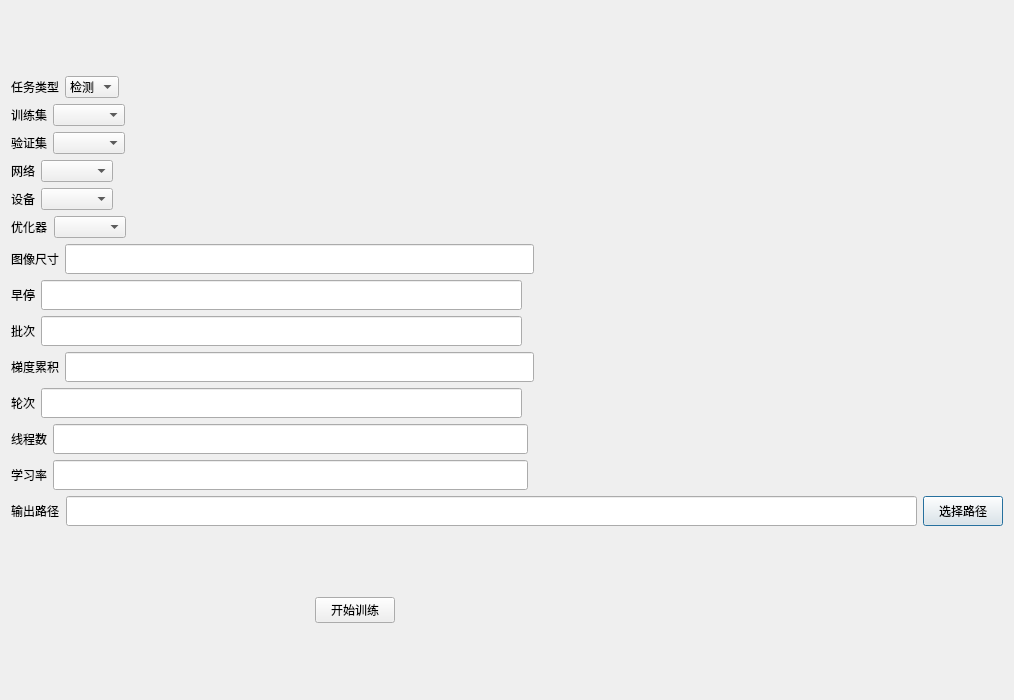
pythondever/easy_trainer, file ui/train.ui: the form before one commit.
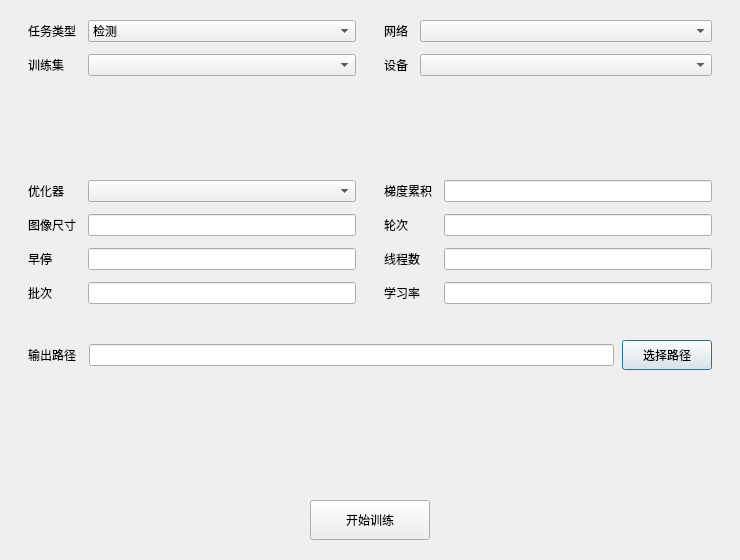
The form after the commit.

```diff
--- a/ui/train.ui
+++ b/ui/train.ui
@@ -6,28 +6,50 @@
       <rect>
         <x>0</x>
         <y>0</y>
-        <width>1014</width>
-        <height>700</height>
+        <width>740</width>
+        <height>560</height>
       </rect>
     </property>
     <property name="windowTitle">
       <string>训练</string>
     </property>
-    <layout class="QGridLayout" name="gridLayout">
+    <layout class="QVBoxLayout" name="mainLayout">
+      <property name="spacing">
+        <number>12</number>
+      </property>
+      <property name="leftMargin">
+        <number>28</number>
+      </property>
+      <property name="topMargin">
+        <number>20</number>
+      </property>
+      <property name="rightMargin">
+        <number>28</number>
+      </property>
+      <property name="bottomMargin">
+        <number>20</number>
+      </property>
+      <item>
+        <layout class="QHBoxLayout" name="rowBasic" stretch="1,1">
+          <property name="spacing">
+            <number>28</number>
+          </property>
+          <item>
+            <layout class="QFormLayout" name="formBasic">
+              <property name="horizontalSpacing">
+                <number>12</number>
+              </property>
+              <property name="verticalSpacing">
+                <number>12</number>
+              </property>
       <item row="0" column="0">
-        <layout class="QHBoxLayout" name="horizontalLayout_17">
-          <item>
-            <layout class="QVBoxLayout" name="verticalLayout">
-              <item>
-                <layout class="QHBoxLayout" name="horizontalLayout_task">
-                  <item>
                     <widget class="QLabel" name="task_label">
                       <property name="text">
                         <string>任务类型</string>
                       </property>
                     </widget>
                   </item>
-                  <item>
+              <item row="0" column="1">
                     <widget class="QComboBox" name="task_combo">
                       <item>
                         <property name="text">
@@ -46,411 +68,179 @@
                       </item>
                     </widget>
                   </item>
-                  <item>
-                    <spacer name="horizontalSpacer_task">
-                      <property name="orientation">
-                        <enum>Qt::Horizontal</enum>
-                      </property>
-                      <property name="sizeHint" stdset="0">
-                        <size>
-                          <width>40</width>
-                          <height>20</height>
-                        </size>
-                      </property>
-                    </spacer>
-                  </item>
-                </layout>
-              </item>
-              <item>
-                <layout class="QHBoxLayout" name="horizontalLayout_2">
-                  <item>
+              <item row="1" column="0">
                     <widget class="QLabel" name="dataset_label">
                       <property name="text">
                         <string>训练集</string>
                       </property>
                     </widget>
                   </item>
-                  <item>
+              <item row="1" column="1">
                     <widget class="QComboBox" name="dataset_combo" />
                   </item>
-                  <item>
-                    <spacer name="horizontalSpacer_4">
-                      <property name="orientation">
-                        <enum>Qt::Horizontal</enum>
-                      </property>
-                      <property name="sizeHint" stdset="0">
-                        <size>
-                          <width>40</width>
-                          <height>20</height>
-                        </size>
-                      </property>
-                    </spacer>
-                  </item>
                 </layout>
               </item>
               <item>
-                <layout class="QHBoxLayout" name="horizontalLayout_val">
-                  <item>
-                    <widget class="QLabel" name="val_label">
-                      <property name="text">
-                        <string>验证集</string>
-                      </property>
-                    </widget>
-                  </item>
-                  <item>
-                    <widget class="QComboBox" name="val_combo" />
-                  </item>
-                  <item>
-                    <spacer name="horizontalSpacer_val">
-                      <property name="orientation">
-                        <enum>Qt::Horizontal</enum>
-                      </property>
-                      <property name="sizeHint" stdset="0">
-                        <size>
-                          <width>40</width>
-                          <height>20</height>
-                        </size>
-                      </property>
-                    </spacer>
-                  </item>
-                </layout>
-              </item>
-              <item>
-                <layout class="QHBoxLayout" name="horizontalLayout_3">
-                  <item>
+            <layout class="QFormLayout" name="formModel">
+              <property name="horizontalSpacing">
+                <number>12</number>
+              </property>
+              <property name="verticalSpacing">
+                <number>12</number>
+              </property>
+              <item row="0" column="0">
                     <widget class="QLabel" name="network_label">
                       <property name="text">
                         <string>网络</string>
                       </property>
                     </widget>
                   </item>
-                  <item>
+              <item row="0" column="1">
                     <widget class="QComboBox" name="network_combo" />
                   </item>
-                  <item>
-                    <spacer name="horizontalSpacer_5">
-                      <property name="orientation">
-                        <enum>Qt::Horizontal</enum>
-                      </property>
-                      <property name="sizeHint" stdset="0">
-                        <size>
-                          <width>40</width>
-                          <height>20</height>
-                        </size>
-                      </property>
-                    </spacer>
-                  </item>
-                </layout>
-              </item>
-              <item>
-                <layout class="QHBoxLayout" name="horizontalLayout_4">
-                  <item>
+              <item row="1" column="0">
                     <widget class="QLabel" name="device_label">
                       <property name="text">
                         <string>设备</string>
                       </property>
                     </widget>
                   </item>
-                  <item>
+              <item row="1" column="1">
                     <widget class="QComboBox" name="device_combo" />
                   </item>
-                  <item>
-                    <spacer name="horizontalSpacer_6">
-                      <property name="orientation">
-                        <enum>Qt::Horizontal</enum>
-                      </property>
-                      <property name="sizeHint" stdset="0">
-                        <size>
-                          <width>40</width>
-                          <height>20</height>
-                        </size>
-                      </property>
-                    </spacer>
+            </layout>
                   </item>
                 </layout>
               </item>
               <item>
-                <layout class="QHBoxLayout" name="horizontalLayout_optimizer">
+        <layout class="QHBoxLayout" name="rowHyper" stretch="1,1">
+          <property name="spacing">
+            <number>28</number>
+          </property>
                   <item>
+            <layout class="QFormLayout" name="formHyper1">
+              <property name="horizontalSpacing">
+                <number>12</number>
+              </property>
+              <property name="verticalSpacing">
+                <number>12</number>
+              </property>
+              <item row="0" column="0">
                     <widget class="QLabel" name="optimizer_label">
                       <property name="text">
                         <string>优化器</string>
                       </property>
                     </widget>
                   </item>
-                  <item>
+              <item row="0" column="1">
                     <widget class="QComboBox" name="optimizer_comboBox" />
                   </item>
-                  <item>
-                    <spacer name="horizontalSpacer_optimizer">
-                      <property name="orientation">
-                        <enum>Qt::Horizontal</enum>
-                      </property>
-                      <property name="sizeHint" stdset="0">
-                        <size>
-                          <width>40</width>
-                          <height>20</height>
-                        </size>
-                      </property>
-                    </spacer>
-                  </item>
-                </layout>
-              </item>
-              <item>
-                <layout class="QHBoxLayout" name="horizontalLayout_19">
-                  <item>
+              <item row="1" column="0">
                     <widget class="QLabel" name="img_size_label">
                       <property name="text">
                         <string>图像尺寸</string>
                       </property>
                     </widget>
                   </item>
-                  <item>
-                    <widget class="QLineEdit" name="img_size_line_txt">
-                      <property name="minimumSize">
-                        <size>
-                          <width>0</width>
-                          <height>30</height>
-                        </size>
-                      </property>
-                    </widget>
-                  </item>
-                  <item>
-                    <spacer name="horizontalSpacer_12">
-                      <property name="orientation">
-                        <enum>Qt::Horizontal</enum>
-                      </property>
-                      <property name="sizeHint" stdset="0">
-                        <size>
-                          <width>40</width>
-                          <height>20</height>
-                        </size>
-                      </property>
-                    </spacer>
-                  </item>
-                </layout>
-              </item>
-              <item>
-                <layout class="QHBoxLayout" name="horizontalLayout_23">
-                  <item>
+              <item row="1" column="1">
+                <widget class="QLineEdit" name="img_size_line_txt" />
+              </item>
+              <item row="2" column="0">
                     <widget class="QLabel" name="early_stop_label">
                       <property name="text">
                         <string>早停</string>
                       </property>
                     </widget>
                   </item>
-                  <item>
-                    <widget class="QLineEdit" name="early_stop_line_txt">
-                      <property name="minimumSize">
-                        <size>
-                          <width>0</width>
-                          <height>30</height>
-                        </size>
-                      </property>
-                    </widget>
-                  </item>
-                  <item>
-                    <spacer name="horizontalSpacer_16">
-                      <property name="orientation">
-                        <enum>Qt::Horizontal</enum>
-                      </property>
-                      <property name="sizeHint" stdset="0">
-                        <size>
-                          <width>40</width>
-                          <height>20</height>
-                        </size>
-                      </property>
-                    </spacer>
-                  </item>
-                </layout>
-              </item>
-              <item>
-                <layout class="QHBoxLayout" name="horizontalLayout_5">
-                  <item>
+              <item row="2" column="1">
+                <widget class="QLineEdit" name="early_stop_line_txt" />
+              </item>
+              <item row="3" column="0">
                     <widget class="QLabel" name="batch_label">
                       <property name="text">
                         <string>批次</string>
                       </property>
                     </widget>
                   </item>
-                  <item>
-                    <widget class="QLineEdit" name="batch_size_line_txt">
-                      <property name="minimumSize">
-                        <size>
-                          <width>0</width>
-                          <height>30</height>
-                        </size>
-                      </property>
-                    </widget>
-                  </item>
-                  <item>
-                    <spacer name="horizontalSpacer_7">
-                      <property name="orientation">
-                        <enum>Qt::Horizontal</enum>
-                      </property>
-                      <property name="sizeHint" stdset="0">
-                        <size>
-                          <width>40</width>
-                          <height>20</height>
-                        </size>
-                      </property>
-                    </spacer>
+              <item row="3" column="1">
+                <widget class="QLineEdit" name="batch_size_line_txt" />
                   </item>
                 </layout>
               </item>
               <item>
-                <layout class="QHBoxLayout" name="horizontalLayout_20">
-                  <item>
+            <layout class="QFormLayout" name="formHyper2">
+              <property name="horizontalSpacing">
+                <number>12</number>
+              </property>
+              <property name="verticalSpacing">
+                <number>12</number>
+              </property>
+              <item row="0" column="0">
                     <widget class="QLabel" name="grad_accum_label">
                       <property name="text">
                         <string>梯度累积</string>
                       </property>
                     </widget>
                   </item>
-                  <item>
-                    <widget class="QLineEdit" name="grad_accum_line_txt">
-                      <property name="minimumSize">
-                        <size>
-                          <width>0</width>
-                          <height>30</height>
-                        </size>
-                      </property>
-                    </widget>
-                  </item>
-                  <item>
-                    <spacer name="horizontalSpacer_13">
-                      <property name="orientation">
-                        <enum>Qt::Horizontal</enum>
-                      </property>
-                      <property name="sizeHint" stdset="0">
-                        <size>
-                          <width>40</width>
-                          <height>20</height>
-                        </size>
-                      </property>
-                    </spacer>
-                  </item>
-                </layout>
-              </item>
-              <item>
-                <layout class="QHBoxLayout" name="horizontalLayout_18">
-                  <item>
+              <item row="0" column="1">
+                <widget class="QLineEdit" name="grad_accum_line_txt" />
+              </item>
+              <item row="1" column="0">
                     <widget class="QLabel" name="epoch_label">
                       <property name="text">
                         <string>轮次</string>
                       </property>
                     </widget>
                   </item>
-                  <item>
-                    <widget class="QLineEdit" name="epochs_line_txt">
-                      <property name="minimumSize">
-                        <size>
-                          <width>0</width>
-                          <height>30</height>
-                        </size>
-                      </property>
-                    </widget>
-                  </item>
-                  <item>
-                    <spacer name="horizontalSpacer_8">
-                      <property name="orientation">
-                        <enum>Qt::Horizontal</enum>
-                      </property>
-                      <property name="sizeHint" stdset="0">
-                        <size>
-                          <width>40</width>
-                          <height>20</height>
-                        </size>
-                      </property>
-                    </spacer>
-                  </item>
-                </layout>
-              </item>
-              <item>
-                <layout class="QHBoxLayout" name="horizontalLayout_9">
-                  <item>
+              <item row="1" column="1">
+                <widget class="QLineEdit" name="epochs_line_txt" />
+              </item>
+              <item row="2" column="0">
                     <widget class="QLabel" name="loader_num_label">
                       <property name="text">
                         <string>线程数</string>
                       </property>
                     </widget>
                   </item>
-                  <item>
-                    <widget class="QLineEdit" name="batch_size_line_txt_2">
-                      <property name="minimumSize">
-                        <size>
-                          <width>0</width>
-                          <height>30</height>
-                        </size>
-                      </property>
-                    </widget>
-                  </item>
-                  <item>
-                    <spacer name="horizontalSpacer_9">
-                      <property name="orientation">
-                        <enum>Qt::Horizontal</enum>
-                      </property>
-                      <property name="sizeHint" stdset="0">
-                        <size>
-                          <width>40</width>
-                          <height>20</height>
-                        </size>
-                      </property>
-                    </spacer>
-                  </item>
-                </layout>
-              </item>
-              <item>
-                <layout class="QHBoxLayout" name="horizontalLayout_6">
-                  <item>
+              <item row="2" column="1">
+                <widget class="QLineEdit" name="batch_size_line_txt_2" />
+              </item>
+              <item row="3" column="0">
                     <widget class="QLabel" name="lr_label">
                       <property name="text">
                         <string>学习率</string>
                       </property>
                     </widget>
                   </item>
-                  <item>
-                    <widget class="QLineEdit" name="lr_line_txt">
-                      <property name="minimumSize">
-                        <size>
-                          <width>0</width>
-                          <height>30</height>
-                        </size>
-                      </property>
-                    </widget>
-                  </item>
-                  <item>
-                    <spacer name="horizontalSpacer_10">
-                      <property name="orientation">
-                        <enum>Qt::Horizontal</enum>
-                      </property>
-                      <property name="sizeHint" stdset="0">
-                        <size>
-                          <width>40</width>
-                          <height>20</height>
-                        </size>
-                      </property>
-                    </spacer>
+              <item row="3" column="1">
+                <widget class="QLineEdit" name="lr_line_txt" />
+              </item>
+            </layout>
                   </item>
                 </layout>
               </item>
               <item>
-                <layout class="QHBoxLayout" name="horizontalLayout_8">
-                  <item>
+        <layout class="QFormLayout" name="formOut">
+          <property name="horizontalSpacing">
+            <number>12</number>
+          </property>
+          <property name="verticalSpacing">
+            <number>12</number>
+          </property>
+          <item row="0" column="0">
                     <widget class="QLabel" name="output_label">
                       <property name="text">
                         <string>输出路径</string>
                       </property>
                     </widget>
                   </item>
+          <item row="0" column="1">
+            <layout class="QHBoxLayout" name="outRow">
+              <property name="spacing">
+                <number>8</number>
+              </property>
                   <item>
                     <widget class="QLineEdit" name="output_line_txt">
-                      <property name="minimumSize">
-                        <size>
-                          <width>0</width>
-                          <height>30</height>
-                        </size>
-                      </property>
                       <property name="text">
                         <string />
                       </property>
@@ -460,7 +250,7 @@
                     <widget class="QPushButton" name="select_output_path_btn">
                       <property name="minimumSize">
                         <size>
-                          <width>60</width>
+                      <width>90</width>
                           <height>30</height>
                         </size>
                       </property>
@@ -473,9 +263,7 @@
               </item>
             </layout>
           </item>
-        </layout>
-      </item>
-      <item row="1" column="0">
+      <item>
         <layout class="QHBoxLayout" name="bottomActions">
           <item>
             <spacer name="horizontalSpacer_bottomLeft">
@@ -492,26 +280,19 @@
           </item>
           <item>
             <widget class="QPushButton" name="start_train">
+              <property name="minimumSize">
+                <size>
+                  <width>120</width>
+                  <height>40</height>
+                </size>
+              </property>
               <property name="text">
                 <string>开始训练</string>
               </property>
             </widget>
           </item>
           <item>
-            <spacer name="horizontalSpacer_bottomMid">
-              <property name="orientation">
-                <enum>Qt::Horizontal</enum>
-              </property>
-              <property name="sizeHint" stdset="0">
-                <size>
-                  <width>40</width>
-                  <height>20</height>
-                </size>
-              </property>
-            </spacer>
-          </item>
-          <item>
-            <spacer name="horizontalSpacer_bottomRight">
+            <spacer name="bottomSpacerRight">
               <property name="orientation">
                 <enum>Qt::Horizontal</enum>
               </property>
```
Left out of the diff: 2 changed lines with no effect on the pictures. Lines whose indentation alone changed are shown as unchanged.
